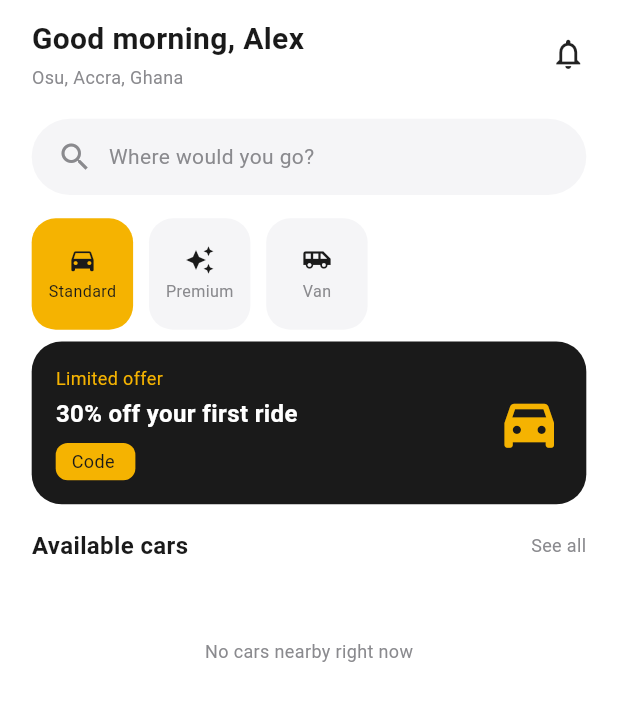
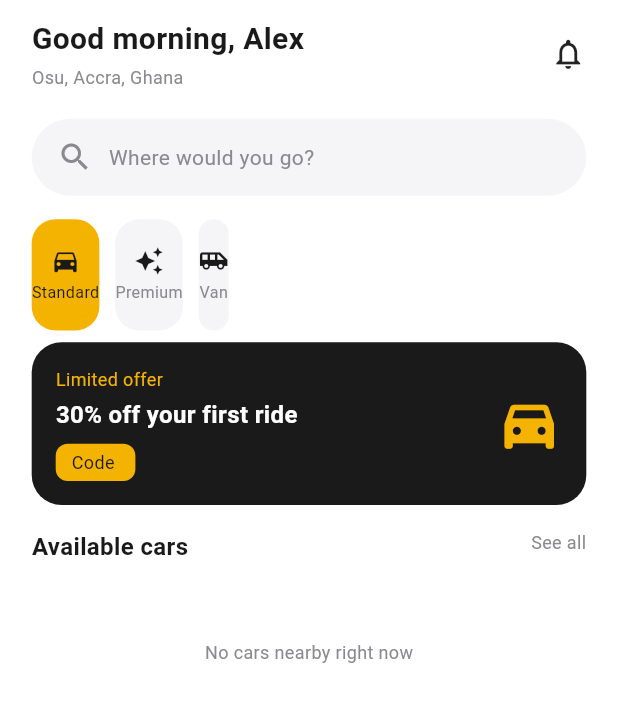
Before and after one commit to michaelapaloo5/meetngo, a Flutter app: the HomeScreen screen opened directly with empty values, on a phone screen of 412 x 824 dp. Shown: the top 702 px of the screen. Run offline on Flutter 3.47's test engine with Material 3 defaults, Android fonts, the light colour scheme and no system bars; our stand-ins replace flutter_screenutil, geolocator, supabase_flutter; accounts and stored records are empty.

Commit message:
fix(rider): the 0.2 category threshold, a 200% text scale, and a card tap that no longer confirms

```diff
--- a/apps/rider/lib/src/home/home_screen.dart
+++ b/apps/rider/lib/src/home/home_screen.dart
@@ -61,8 +61,9 @@ class _HomeScreenState extends State<HomeScreen> {
                 key: const Key('searchField'),
                 onTap: () => widget.onSearchTap?.call(context),
                 child: Container(
-                  height: 52.h,
-                  padding: EdgeInsets.symmetric(horizontal: 16.w),
+                  constraints: BoxConstraints(minHeight: 52.h),
+                  padding: EdgeInsets.symmetric(
+                      horizontal: 16.w, vertical: 14.h),
                   decoration: BoxDecoration(
                     color: MngColors.muted,
                     borderRadius: BorderRadius.circular(26),
@@ -71,10 +72,13 @@ class _HomeScreenState extends State<HomeScreen> {
                     children: [
                       const Icon(Icons.search, color: MngColors.textSub),
                       SizedBox(width: 10.w),
-                      Text(
-                        'Where would you go?',
-                        style: MngTheme.light.textTheme.bodyMedium
-                            ?.copyWith(color: MngColors.textSub),
+                      Expanded(
+                        child: Text(
+                          'Where would you go?',
+                          overflow: TextOverflow.ellipsis,
+                          style: MngTheme.light.textTheme.bodyMedium
+                              ?.copyWith(color: MngColors.textSub),
+                        ),
                       ),
                     ],
                   ),
@@ -89,9 +93,13 @@ class _HomeScreenState extends State<HomeScreen> {
               PromoBanner(code: widget.promoCode),
               Row(
                 mainAxisAlignment: MainAxisAlignment.spaceBetween,
+                crossAxisAlignment: CrossAxisAlignment.start,
                 children: [
-                  Text('Available cars',
-                      style: MngTheme.light.textTheme.titleMedium),
+                  Flexible(
+                    child: Text('Available cars',
+                        style: MngTheme.light.textTheme.titleMedium),
+                  ),
+                  SizedBox(width: 8.w),
                   Text('See all', style: MngTheme.light.textTheme.bodySmall),
                 ],
               ),
@@ -115,7 +123,6 @@ class _HomeScreenState extends State<HomeScreen> {
                     ),
                     title: Text(v.displayName),
                     subtitle: Text('${v.rideCategory.label} · ${v.seats} seats'),
-                    trailing: const Icon(Icons.chevron_right),
                   ),
             ],
           ),
--- a/apps/rider/lib/src/home/widgets/category_chips.dart
+++ b/apps/rider/lib/src/home/widgets/category_chips.dart
@@ -8,10 +8,11 @@ import 'package:mng_core/mng_core.dart';
 /// and `MngColors.textPrimary`, so a selected Premium chip rendered with
 /// `onPrimary` is dark-on-dark and reads as an empty box. Measured luminance on
 /// this host: `standard` 0.5165, `van` 0.3560, `premium` 0.0103, `onPrimary`
-/// 0.0103, `page` 1.0. The `0.5` threshold therefore leaves `standard` on
-/// `onPrimary` and maps both `van` and `premium` to `page`.
+/// 0.0103, `page` 1.0. A `0.5` threshold clears `standard` alone, so it sent
+/// `van` to `page` at 2.59:1. The `0.2` threshold keeps `standard` and `van`
+/// on `onPrimary` and sends only `premium` to `page`.
 Color onCategoryColor(RideCategory category) =>
-    category.color.computeLuminance() > 0.5 ? MngColors.onPrimary : MngColors.page;
+    category.color.computeLuminance() > 0.2 ? MngColors.onPrimary : MngColors.page;
 
 class CategoryChips extends StatelessWidget {
   const CategoryChips({
@@ -31,51 +32,52 @@ class CategoryChips extends StatelessWidget {
 
   @override
   Widget build(BuildContext context) {
-    return SizedBox(
-      height: 76.h,
-      child: ListView.separated(
+    return SingleChildScrollView(
       scrollDirection: Axis.horizontal,
-        itemCount: RideCategory.values.length,
-        separatorBuilder: (_, _) => SizedBox(width: 10.w),
-        itemBuilder: (context, i) {
-          final category = RideCategory.values[i];
+      child: Row(
+        mainAxisSize: MainAxisSize.min,
+        children: [
+          for (final category in RideCategory.values) _chip(category),
+        ],
+      ),
+    );
+  }
+
+  Widget _chip(RideCategory category) {
     final isSelected = category == selected;
     return GestureDetector(
       key: Key('chip-${category.name}'),
       onTap: () => onSelected(category),
       child: Container(
-              width: 64.w,
+        constraints: BoxConstraints(minHeight: 76.h),
+        alignment: Alignment.center,
+        margin: EdgeInsets.only(right: 10.w),
         padding: EdgeInsets.symmetric(vertical: 10.h),
         decoration: BoxDecoration(
           color: isSelected ? category.color : MngColors.muted,
           borderRadius: BorderRadius.circular(MngRadius.small),
         ),
         child: Column(
+          mainAxisSize: MainAxisSize.min,
           mainAxisAlignment: MainAxisAlignment.center,
           children: [
             Icon(
               _icons[category],
               size: 20,
-                    color: isSelected
-                        ? onCategoryColor(category)
-                        : MngColors.textPrimary,
+              color:
+                  isSelected ? onCategoryColor(category) : MngColors.textPrimary,
             ),
             SizedBox(height: 4.h),
             Text(
               category.label,
               style: TextStyle(
                 fontSize: 11.sp,
-                      color: isSelected
-                          ? onCategoryColor(category)
-                          : MngColors.textSub,
+                color: isSelected ? onCategoryColor(category) : MngColors.textSub,
               ),
             ),
           ],
         ),
       ),
     );
-        },
-      ),
-    );
   }
 }
```
Also changed, not shown: apps/rider/lib/src/booking/choose_car_screen.dart (+23 -3 lines), apps/rider/lib/src/booking/route_entry_sheet.dart (+7 -1 lines), apps/rider/lib/src/booking/vehicle_card.dart (+11 -4 lines), 3 other files. Lines whose indentation alone changed are shown as unchanged.
